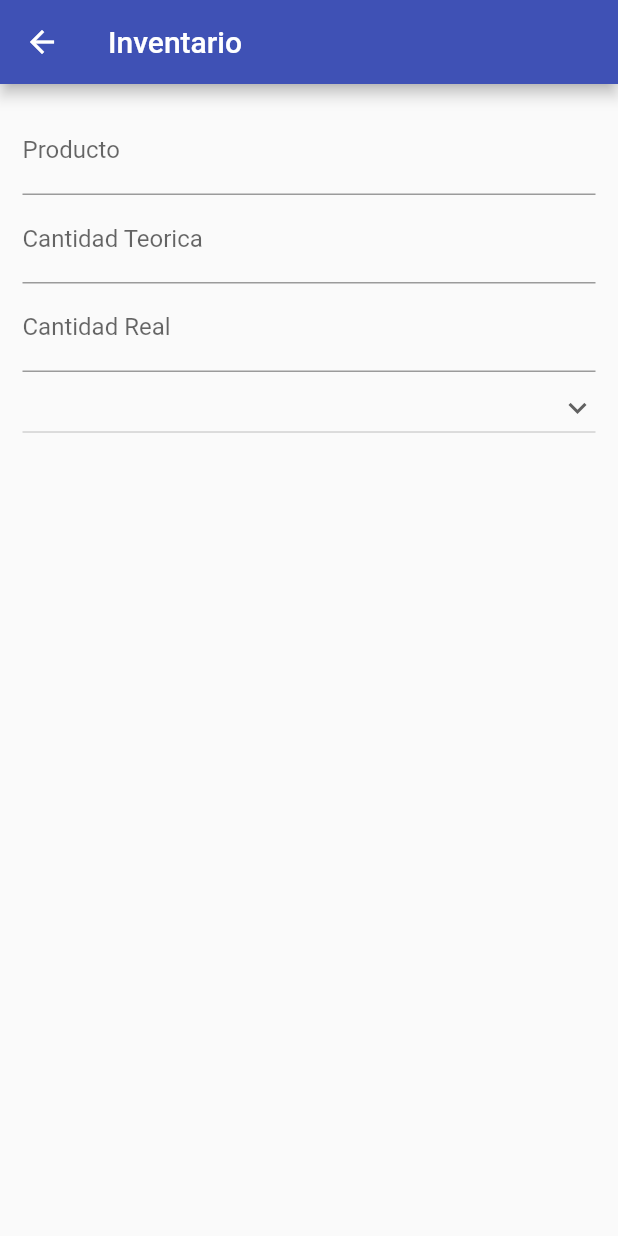
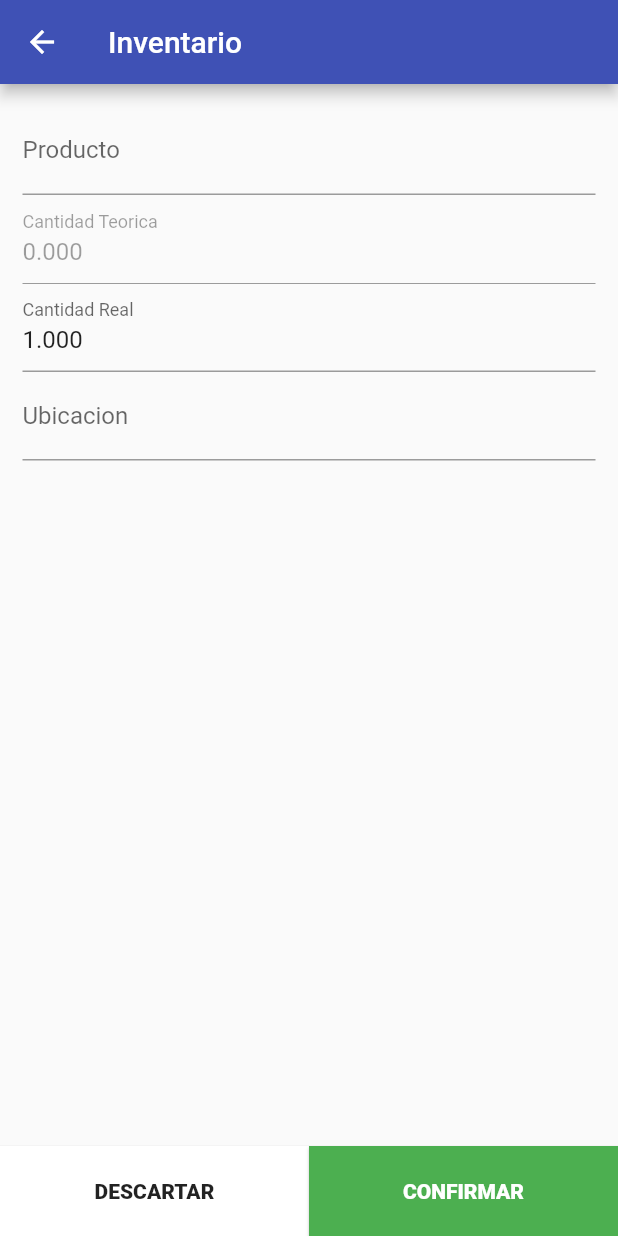
Before and after one commit to knlykos/stock_inventory_scanner, a Flutter app: the AddProductScreen screen opened directly, on a phone screen of 412 x 824 dp. Run offline on Flutter 3.47's test engine with Material 2 defaults, Android fonts, the phone set to English and light mode, and no system bars; drawn by our look-alikes of flutter_typeahead; missing offline and left inert: flutter_barcode_scanner, odoo_api.

Commit message:
se actualizo la pantalla de productos individuales

```diff
--- /dev/null
+++ b/lib/provider/models/response.dart
@@ -0,0 +1,5 @@
+class ResponseApi {
+  int code;
+  String message;
+  List<dynamic> data;
+}
--- a/lib/screens/add_product_screen.dart
+++ b/lib/screens/add_product_screen.dart
@@ -9,7 +9,9 @@ import 'package:stock_inventory_scanner/provider/stock_inventory_line_state.dart
 class AddProductScreen extends StatelessWidget {
   int stockInventoryId;
   int inventoryId;
-  AddProductScreen({this.stockInventoryId, this.inventoryId});
+  int stockLocationId;
+  AddProductScreen(
+      {this.stockInventoryId, this.inventoryId, this.stockLocationId});
   @override
   Widget build(BuildContext context) {
     return Scaffold(
@@ -17,30 +19,40 @@ class AddProductScreen extends StatelessWidget {
           title: Text('Inventario'),
           actions: <Widget>[],
         ),
-        body: addProduct(
+        body: AddProduct(
           inventoryId: inventoryId,
+          stockLocationId: this.stockLocationId,
         ));
   }
 }
 
-class addProduct extends StatefulWidget {
+class AddProduct extends StatefulWidget {
   int stockInventoryId;
   int inventoryId;
-  addProduct({this.stockInventoryId, this.inventoryId});
+  int stockLocationId;
+  AddProduct({this.stockInventoryId, this.inventoryId, this.stockLocationId});
   @override
-  _addProductState createState() => _addProductState();
+  _AddProductState createState() => _AddProductState();
 }
 
-class _addProductState extends State<addProduct> {
+class _AddProductState extends State<AddProduct> {
   List<dynamic> productList = ['asdasd', 'asdasdas'];
   List<dynamic> products;
   dynamic product;
   ServerProvider serverProvider;
   StockInventoryLineState stockInvState;
-  final TextEditingController productTextController = TextEditingController();
+  TextEditingController productTextController;
+  TextEditingController theoricalQtyController;
+  TextEditingController qtyTextController;
+  TextEditingController locationTextController;
 
   @override
   Widget build(BuildContext context) {
+    this.productTextController = TextEditingController();
+    this.theoricalQtyController = TextEditingController(text: '0.000');
+    this.qtyTextController = TextEditingController(text: '1.000');
+    this.locationTextController = TextEditingController();
+
     final serverProvider = Provider.of<ServerProvider>(context);
     final stockInvState = Provider.of<StockInventoryLineState>(context);
     getStockInventoryLineState(stockInvState, serverProvider, widget);
@@ -48,8 +60,20 @@ class _addProductState extends State<addProduct> {
       'estadoooooooooooooooooooooooooooooooooooooooooooooooooooooooooooooooooo',
       jsonEncode(stockInvState.stockInventoryLineState)
     });
+    final stockLocationData =
+        stockLocationNameGet(widget.stockLocationId, serverProvider)
+            .then((onValue) {
+      print(onValue);
+      this.locationTextController.text = onValue.data[0][1];
+    }).catchError((onError) {
+      print(onError);
+    });
+
     return Container(
-      padding: EdgeInsets.all(15),
+        child: Column(
+      children: <Widget>[
+        Container(
+          margin: EdgeInsets.all(15),
           child: Column(
             children: <Widget>[
               TypeAheadField(
@@ -70,6 +94,7 @@ class _addProductState extends State<addProduct> {
                   );
                 },
                 onSuggestionSelected: (suggestion) {
+                  this.product = suggestion;
                   stockInvState.stockInventoryLineState[0]['line_ids']
                       .asMap()
                       .forEach((f, i) {
@@ -91,32 +116,116 @@ class _addProductState extends State<addProduct> {
               ),
               TextField(
                 decoration: (InputDecoration(labelText: 'Cantidad Teorica')),
+                controller: this.theoricalQtyController,
+                enabled: false,
               ),
               TextField(
                 decoration: (InputDecoration(labelText: 'Cantidad Real')),
+                controller: this.qtyTextController,
               ),
-          DropdownButton<dynamic>(
-            isExpanded: true,
-            value: this.product,
-            icon: Icon(Icons.keyboard_arrow_down),
-            iconSize: 24,
-            elevation: 16,
-            onChanged: (dynamic product) {
-              setState(() {
-                this.product = product;
+              TypeAheadField(
+                suggestionsCallback: (pattern) async {
+                  final response =
+                      await nameSearch(pattern, context, serverProvider);
+
+                  if (response.hasError() == false) {
+                    return response.getResult();
+                  }
+                },
+                itemBuilder: (context, suggestion) {
+                  print({'sug', suggestion[1]});
+                  return ListTile(
+                    leading: Icon(Icons.shopping_cart),
+                    title: Text(suggestion[1]),
+                    // subtitle: Text('\$${suggestion['price']}'),
+                  );
+                },
+                onSuggestionSelected: (suggestion) {
+                  this.product = suggestion;
+                  stockInvState.stockInventoryLineState[0]['line_ids']
+                      .asMap()
+                      .forEach((f, i) {
+                    if (i['product_id']['id'] == suggestion[0]) {
+                      print(jsonEncode(i));
+                      onChangeStockInventoryLine(i, serverProvider);
+                    }
                   });
+
+                  this.productTextController.text = suggestion[1];
+                  // Navigator.of(context).push(
+                  //     MaterialPageRoute(builder: (context) => AddProductScreen()));
                 },
-            items: this
-                .productList
-                .map<DropdownMenuItem<dynamic>>((dynamic value) {
-              return DropdownMenuItem<dynamic>(
-                value: value,
-                child: Text(value),
-              );
-            }).toList(),
+                textFieldConfiguration: TextFieldConfiguration(
+                  controller: this.locationTextController,
+                  autofocus: true,
+                  decoration: InputDecoration(labelText: 'Ubicacion'),
+                ),
               ),
             ],
           ),
-    );
+        ),
+        Flexible(
+          child: Container(),
+        ),
+        Row(
+          children: <Widget>[
+            RawMaterialButton(
+                constraints: BoxConstraints.tight(
+                  Size(MediaQuery.of(context).size.width / 2, 60),
+                ),
+                onPressed: () {
+                  Navigator.push(
+                      context,
+                      MaterialPageRoute(
+                          builder: (context) => AddProductScreen(
+                                inventoryId: widget.inventoryId,
+                              )));
+                },
+                child: Row(
+                  mainAxisAlignment: MainAxisAlignment.center,
+                  children: <Widget>[
+                    Text('DESCARTAR',
+                        style: TextStyle(fontWeight: FontWeight.w800))
+                  ],
+                ),
+                elevation: 1,
+                fillColor: Colors.white),
+            RawMaterialButton(
+                constraints: BoxConstraints.tight(
+                  Size(MediaQuery.of(context).size.width / 2, 60),
+                ),
+                onPressed: () {
+                  print(this.product[0]);
+                  final productWrite = {
+                    "product_qty": this.qtyTextController.value.text,
+                    "location_id": widget.stockLocationId,
+                    "product_id": this.product[0],
+                    "product_lot_id": false,
+                    "package_id": false
+                  };
+
+                  print(productWrite);
+                  // createProduct(e, serverProvider);
+                  // Navigator.push(
+                  //     context,
+                  //     MaterialPageRoute(
+                  //         builder: (context) => AddProductScreen(
+                  //               inventoryId: widget.inventoryId,
+                  //             )));
+                },
+                child: Row(
+                  mainAxisAlignment: MainAxisAlignment.center,
+                  children: <Widget>[
+                    Text('CONFIRMAR',
+                        style: TextStyle(
+                            fontWeight: FontWeight.w800, color: Colors.white))
+                  ],
+                ),
+                elevation: 1,
+                fillColor: Colors.green)
+          ],
+        )
+      ],
+    ));
   }
 }
--- a/lib/screens/stock_inventory_line_screen.dart
+++ b/lib/screens/stock_inventory_line_screen.dart
@@ -177,11 +177,17 @@ class _StockInventoryLineListViewState
               Size(MediaQuery.of(context).size.width, 60),
             ),
             onPressed: () {
+              print({
+                'stockInvState',
+                stockInvState.stockInventoryLineState[0]['location_ids'][0]
+              });
               Navigator.push(
                   context,
                   MaterialPageRoute(
                       builder: (context) => AddProductScreen(
                             inventoryId: widget.inventoryId,
+                            stockLocationId: stockInvState
+                                .stockInventoryLineState[0]['location_ids'][0],
                           )));
             },
             child: Row(
```
Also changed, not shown: lib/api/stock_inventory_line.dart (+55 -17 lines). Lines whose indentation alone changed are shown as unchanged.
